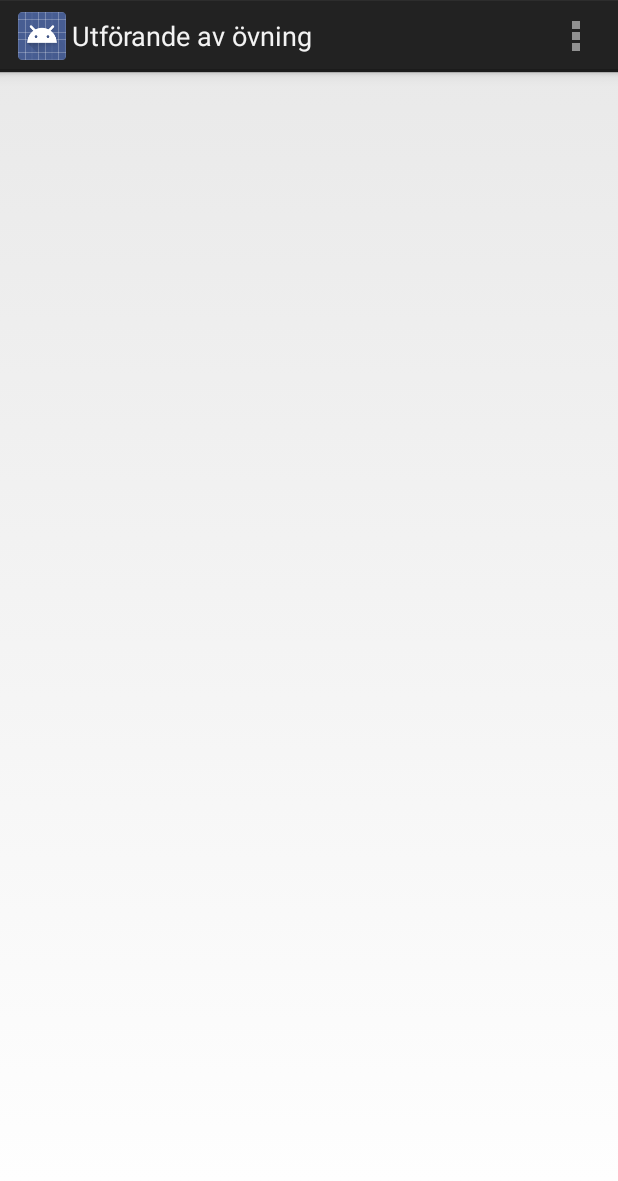
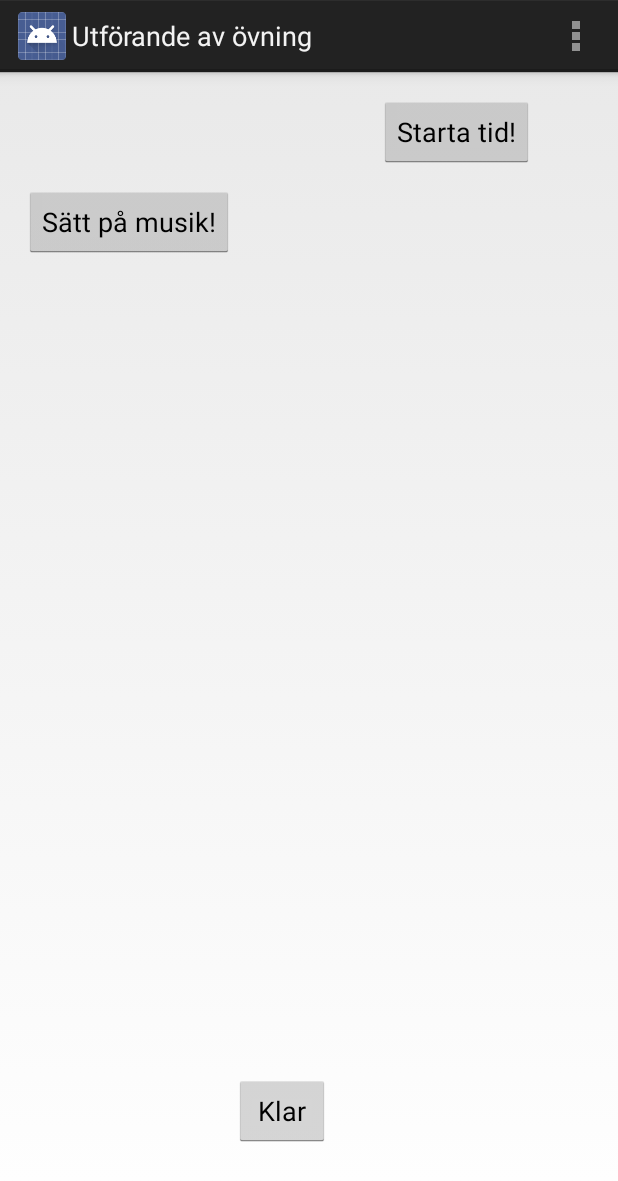
Before and after one commit to AnneliIdnert/KOL, an Android app: the Exercis_details screen opened directly, with no data from a screen before it, on a phone screen of 412 x 824 dp. Shown: the top 1181 px of the screen. Run offline under Robolectric (Android 15) with nearby library versions, the phone set to English and light mode, and no system bars.

Commit message:
Done a layout for Exercis_details to show what to do and fixed the logic for it.

```diff
--- a/app/src/main/java/com/example/idnert/kol_app/Exercis_details.java
+++ b/app/src/main/java/com/example/idnert/kol_app/Exercis_details.java
@@ -5,14 +5,40 @@ import android.os.Bundle;
 import android.app.Activity;
 import android.view.Menu;
 import android.view.MenuItem;
+import android.view.View;
+import android.widget.Button;
+import android.widget.ImageView;
+import android.widget.TextView;
 
 public class Exercis_details extends Activity {
+    private Controller controller;
+    private TextView header;
+    private ImageView image;
+    private TextView description;
+    private TextView time;
+    private Button startTime;
+    private Button startmusic;
+    private Button finish;
 
     @Override
     protected void onCreate(Bundle savedInstanceState) {
         super.onCreate(savedInstanceState);
         setContentView(R.layout.activity_exercis_details);
+
+        header =(TextView)findViewById(R.id.exercis_header);
+        image = (ImageView)findViewById(R.id.exercis_image);
+        description = (TextView)findViewById(R.id.description);
+        time = (TextView)findViewById(R.id.exercis_time);
+        startTime = (Button)findViewById(R.id.btnTime);
+        startTime.setOnClickListener(new timing());
+        startmusic = (Button)findViewById(R.id.btnMusic);
+        startmusic.setOnClickListener(new music());
+        finish = (Button)findViewById(R.id.btnFinish);
+        finish.setOnClickListener(new done());
+
     }
+
+
     public boolean onCreateOptionsMenu(Menu menu) {
         getMenuInflater().inflate(R.menu.menu, menu);
 
@@ -53,4 +79,28 @@ public class Exercis_details extends Activity {
         return super.onOptionsItemSelected(item);
     }
 
+    public void setController(Controller controller) {
+        this.controller = controller;
+    }
+
+    private class timing implements View.OnClickListener {
+        @Override
+        public void onClick(View v) {
+
+        }
+    }
+
+    private class music implements View.OnClickListener {
+        @Override
+        public void onClick(View v) {
+
+        }
+    }
+
+    private class done implements View.OnClickListener {
+        @Override
+        public void onClick(View v) {
+
+        }
+    }
 }
--- a/app/src/main/res/layout/activity_exercis_details.xml
+++ b/app/src/main/res/layout/activity_exercis_details.xml
@@ -10,13 +10,58 @@
     <RelativeLayout
         android:layout_width="match_parent"
         android:layout_height="match_parent">
+        <TextView
+            android:layout_width="wrap_content"
+            android:layout_height="wrap_content"
+            android:id="@+id/exercis_header"
+            android:textSize="30sp"
+            android:layout_alignParentTop="true"
+            android:layout_marginRight="16dp"/>
         <ImageView
             android:layout_width="match_parent"
             android:layout_height="wrap_content"
             android:id="@+id/exercis_image"
-            android:layout_alignParentCenter="true"
-            android:layout_alignParentTop="true"
+            android:layout_below="@+id/exercis_header"
             android:layout_marginRight="16dp"/>
+        <TextView
+            android:layout_width="wrap_content"
+            android:layout_height="wrap_content"
+            android:id="@+id/exercis_decription"
+            android:layout_below="@+id/exercis_image"
+            android:layout_marginRight="16dp"/>
+        <Button
+            android:layout_width="wrap_content"
+            android:layout_height="wrap_content"
+            android:id="@+id/btnMusic"
+            android:layout_alignParentLeft="true"
+            android:layout_below="@+id/exercis_decription"
+            android:text="Sätt på musik!"/>
+        <TextView
+            android:layout_width="wrap_content"
+            android:layout_height="wrap_content"
+            android:id="@+id/exercis_time"
+            android:layout_alignParentRight="true"
+            android:layout_below="@+id/exercis_decription"
+            android:textStyle="bold"
+            android:textSize="20sp"
+            android:layout_marginRight="20dp"/>
+        <Button
+            android:layout_width="wrap_content"
+            android:layout_height="wrap_content"
+            android:id="@+id/btnTime"
+            android:layout_alignRight="@+id/exercis_time"
+            android:text="Starta tid!"
+            android:layout_marginRight="20dp"/>
+
+        <Button
+            android:layout_width="wrap_content"
+            android:layout_height="wrap_content"
+            android:id="@+id/btnFinish"
+            android:text="Klar"
+            android:layout_alignParentBottom="true"
+            android:layout_toEndOf="@+id/btnMusic"
+            android:layout_marginBottom="43dp" />
+
     </RelativeLayout>
 
 </LinearLayout>
```
Also changed, not shown: app/src/main/java/com/example/idnert/kol_app/Controller.java (+11 -5 lines), app/src/main/java/com/example/idnert/kol_app/Exercis.java (+7 -6 lines), app/src/main/java/com/example/idnert/kol_app/MainActivity.java (+10 -7 lines).
